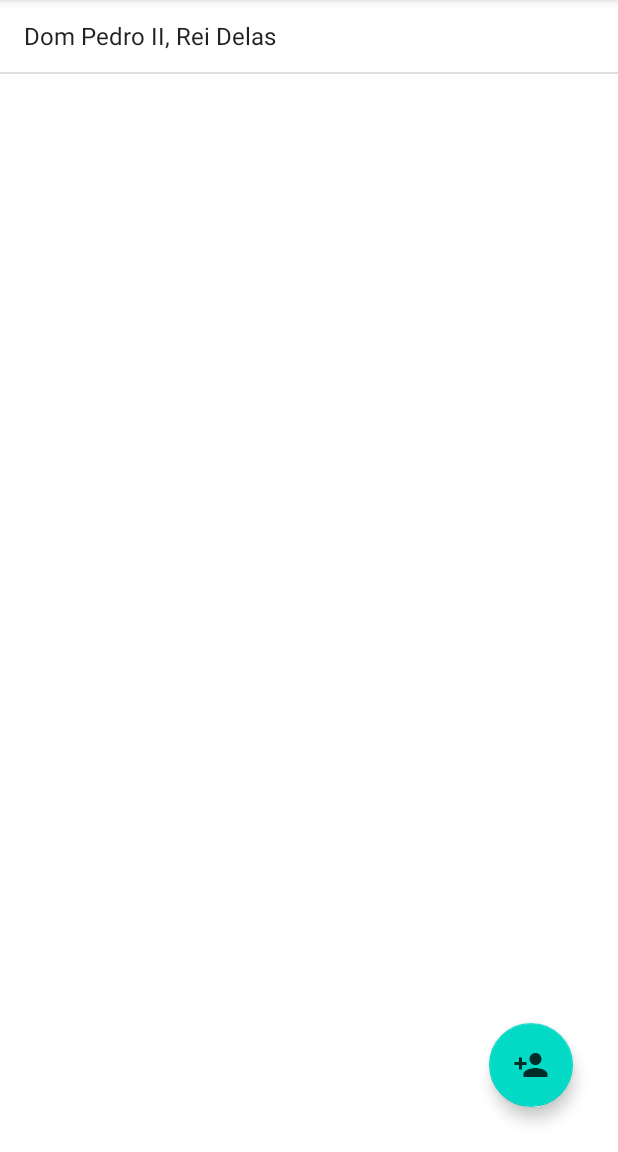
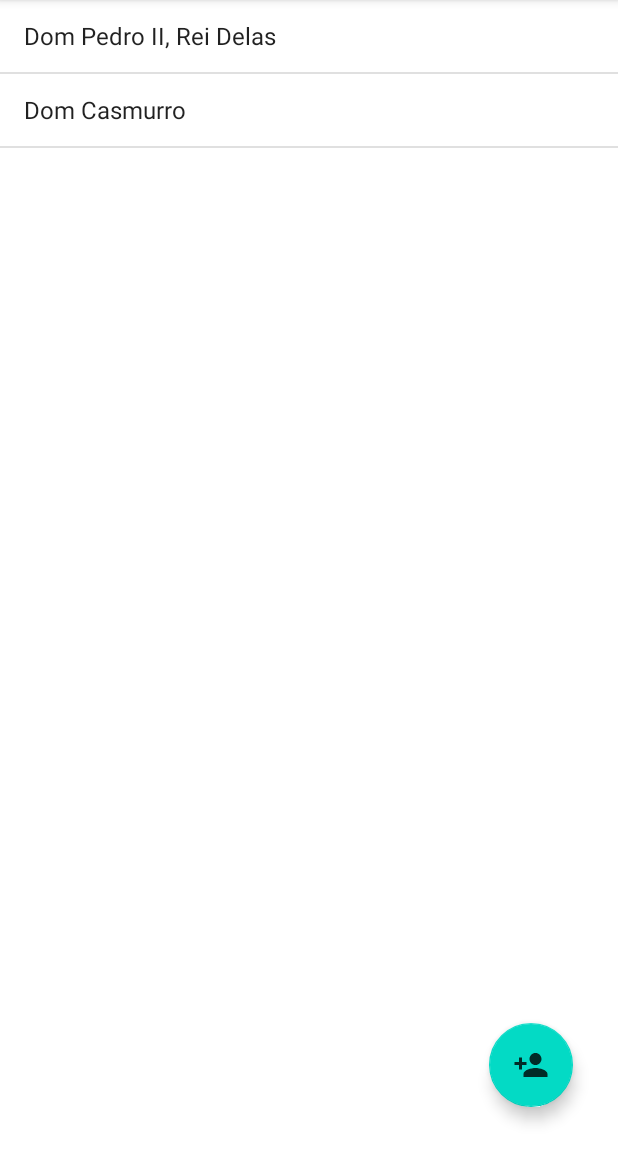
Before and after one commit to Siiff/ListadePersonagens, an Android app: the screen it shows after launch (ListaPersonagensActivity), on a phone screen of 412 x 824 dp, the part 84-1236 px from its top. Run offline under Robolectric (Android 15) with nearby library versions, the phone set to English and light mode, and no system bars.

Commit message:
Refatoração feita.
Editar ainda n funciona, quando vou editar é criado um novo personagem.

```diff
--- a/app/src/main/java/com/example/listadepersonagens/dao/PersonagemDAO.java
+++ b/app/src/main/java/com/example/listadepersonagens/dao/PersonagemDAO.java
@@ -1,6 +1,4 @@
 package com.example.listadepersonagens.dao;
-
-import android.app.Person;
 
 import com.example.listadepersonagens.model.Personagem;
 
@@ -14,11 +12,9 @@ public class PersonagemDAO {
     private static int contadorDeId = 1;
 
     public void salvar (Personagem personagemSalvo){
-
         personagemSalvo.setId(contadorDeId);
         personagens.add(personagemSalvo);
         contadorDeId++;
-
     }
 
     //Pedaço do código voltado a edição do personagem//
@@ -27,7 +23,6 @@ public class PersonagemDAO {
         for (Personagem p: personagens){
             if (p.getId() == personagem.getId()) {
                 personagemEscolhido = p;
-
             }
         }
         if(personagemEscolhido != null){
--- a/app/src/main/java/com/example/listadepersonagens/model/Personagem.java
+++ b/app/src/main/java/com/example/listadepersonagens/model/Personagem.java
@@ -16,6 +16,11 @@ public class Personagem implements Serializable {
         this.nome=nome;
         this.altura=altura;
         this.nascimento=nascimento;
+    }
+
+    //esse construtor vazio serve para caso o usuario insira um campo vazio
+    public Personagem (){
+
     }
 
     public String getNome() {
@@ -42,13 +47,6 @@ public class Personagem implements Serializable {
         this.nascimento = nascimento;
     }
 
-    /*
-    //pegando as variaveis//
-    //Desabilitado pois n estamos mais usando o toast//
-    public String getNome() {return nome;}
-    public String getAltura() {return altura;}
-    public String getNascimento() {return nascimento;}*/
-
     //covertendo o nome para um string para exibição//
     @NonNull
     @Override
--- a/app/src/main/java/com/example/listadepersonagens/ui/activities/ListaPersonagensActivity.java
+++ b/app/src/main/java/com/example/listadepersonagens/ui/activities/ListaPersonagensActivity.java
@@ -2,7 +2,6 @@ package com.example.listadepersonagens.ui.activities;
 
 import android.content.Intent;
 import android.os.Bundle;
-import android.util.Log;
 import android.view.View;
 import android.widget.AdapterView;
 import android.widget.ArrayAdapter;
@@ -15,8 +14,6 @@ import com.example.listadepersonagens.dao.PersonagemDAO;
 import com.example.listadepersonagens.model.Personagem;
 import com.google.android.material.floatingactionbutton.FloatingActionButton;
 
-import java.util.ArrayList;
-import java.util.Arrays;
 import java.util.List;
 
 
@@ -24,7 +21,6 @@ public class ListaPersonagensActivity extends AppCompatActivity{
 
     //referenciando o index de dao para poder utiliza-lo//
     private final PersonagemDAO dao = new PersonagemDAO();
-
      //Aula 11/03
     //criando um override para a lista de personagens
     @Override
@@ -33,10 +29,16 @@ public class ListaPersonagensActivity extends AppCompatActivity{
         setContentView(R.layout.activity_lista_personagem);
         //Setando o titulo
         setTitle("Lista de Personagens");
-        dao.salvar(new Personagem("Dom Pedro II, Rei Delas", "1,90","03/03/73"));
-        //dao.salvar(new Personagem("Dom Casmurro, o odiado por elas", "1,74","13/12/73"));
 
+        //Temporario
+        dao.salvar(new Personagem("Dom Pedro II, Rei Delas", "1,90","030373"));
+        dao.salvar(new Personagem("Dom Casmurro", "1,74","131273"));
 
+        metodoBotãoNovoPersonagem();
+
+    }
+
+    private void metodoBotãoNovoPersonagem() {
         //pegando o floatingActionbutton//
         FloatingActionButton botaoNovoPersonagem = findViewById(R.id.iconeAdd);
         botaoNovoPersonagem.setOnClickListener(new View.OnClickListener() {
@@ -45,16 +47,6 @@ public class ListaPersonagensActivity extends AppCompatActivity{
                 startActivity(new Intent(ListaPersonagensActivity.this, FormularioPersonagemActivity.class) );
             }
         });
-        /* Array Comentado
-        //lista de array
-        //List<String> personagens = new ArrayList<>(Arrays.asList("Alex","Pedro","João","Dom Pedro II Imperador Delas"));
-
-        TextView primeiroPersonagem = findViewById(R.id.Perso1);
-        TextView segundoPersonagem = findViewById(R.id.Perso2);
-        TextView terceiroPersonagem = findViewById(R.id.Perso3);
-        primeiroPersonagem.setText(personagens.get(0));
-        segundoPersonagem.setText(personagens.get(2));
-        terceiroPersonagem.setText(personagens.get(3));*/
     }
 
     //Fazendo uma proteção para os dados, assim eles não são apagados ao dar Back//
@@ -65,25 +57,22 @@ public class ListaPersonagensActivity extends AppCompatActivity{
         ListView listaDePersonagens = findViewById(R.id.lista_personagens);
         //referenciando o dao.todos() como personagens para poder acessar os dados
         List<Personagem> personagens = dao.todos();
+        //Metodo Para Setar o personagem na lista
+        personagemNaLista(listaDePersonagens, personagens);
+    }
+
+    private void personagemNaLista(ListView listaDePersonagens, List<Personagem> personagens) {
         //setando os personagens na lista(in app)
         listaDePersonagens.setAdapter(new ArrayAdapter<>(this, android.R.layout.simple_list_item_1, personagens));
-
         listaDePersonagens.setOnItemClickListener(new AdapterView.OnItemClickListener(){
             //Metodo para seleção do personagem//
             @Override
             public void onItemClick (AdapterView<?> adapterView, View view, int posicao, long id){
                 Personagem personagemEscolhido = personagens.get(posicao);
-                /*//Fazendo uma entrada com os dados especificos no LogCat//
-                //Log.i("Personagem:",""+ posicao );
-                //Entrando no formulário novamente*/
-                Intent indoParaFormulario = new Intent (ListaPersonagensActivity.this,FormularioPersonagemActivity.class);
+                Intent indoParaFormulario = new Intent (ListaPersonagensActivity.this, FormularioPersonagemActivity.class);
                 indoParaFormulario.putExtra("personagem", personagemEscolhido);
                 startActivity(indoParaFormulario);
-
             }
         });
-
-
     }
-
 }
```
Also changed, not shown: app/src/main/AndroidManifest.xml (+0 -8 lines), app/src/main/java/com/example/listadepersonagens/ui/activities/FormularioPersonagemActivity.java (+26 -32 lines).
